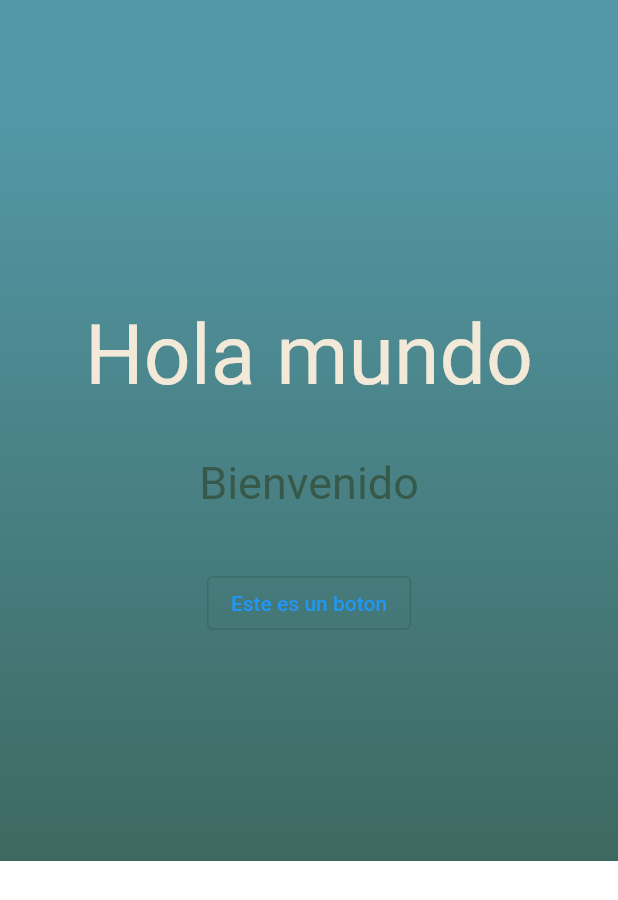
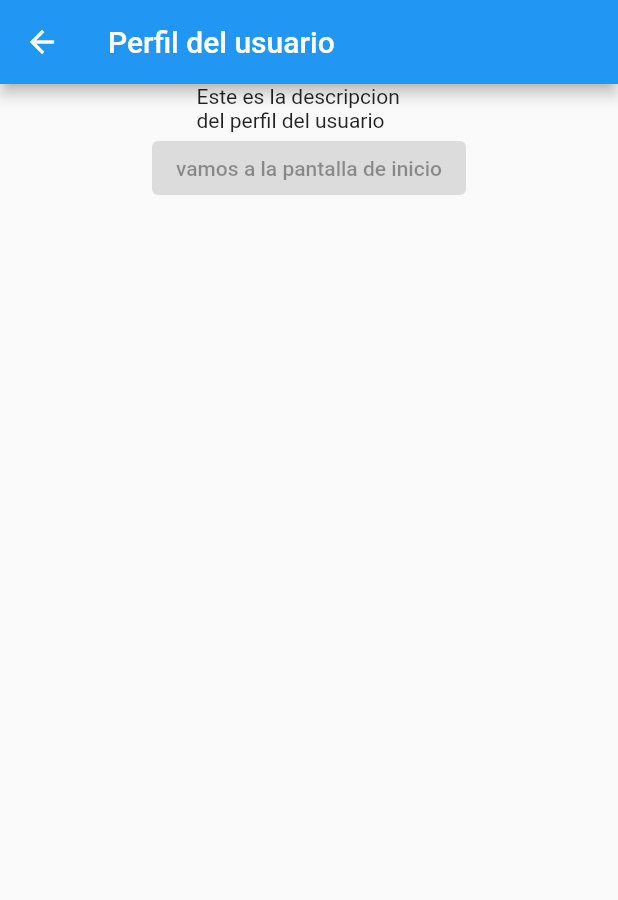
Before and after one commit to RafaelCampo-ME/flutter_test_app, a Flutter app: the screen it shows after launch, after a tap on "Este es un boton", on a phone screen of 412 x 824 dp. Shown: the top 900 px of the screen. Run offline on Flutter 3.47's test engine with Material 2 defaults, Android fonts, the phone set to English and light mode, and no system bars; missing offline and left inert: dart:html; Roboto replaces fonts that are missing (RobotoMono).

Commit message:
Cambios profile

```diff
--- a/flutter_application_1/lib/Header.dart
+++ b/flutter_application_1/lib/Header.dart
@@ -1,13 +1,19 @@
 import 'package:flutter/material.dart';
 import 'package:flutter_application_1/BackWheater.dart';
 import '/assets/ui_constants.dart';
+import 'profile.dart';
+
 
 class Header extends StatelessWidget{
+
+  static const routeName = "/Header";
   @override
   Widget build(BuildContext context){
     return  Scaffold(
       body:  Stack(
         children: [
+
+            AppBar(title: Text("El app bar"), backgroundColor: BackGreen,),
             BackWeather(),
             Container(
               alignment: Alignment.center,
@@ -20,7 +26,7 @@ class Header extends StatelessWidget{
               child: const Text("Bienvenido", style: const TextStyle(color: BackGreen, fontSize: 30.0, fontFamily: 'RobotoMono'),),
             ),
 
-            Container(alignment: Alignment.center, margin: EdgeInsets.only(bottom: 20.0), child: OutlinedButton(onPressed:() {}, child: const Text("Este es un boton"),
+            Container(alignment: Alignment.center, margin: EdgeInsets.only(bottom: 20.0), child: OutlinedButton(onPressed:() { Navigator.pushNamed(context, Profile.routeName);}, child: const Text("Este es un boton"),
             ) ,)
 
           ],
--- a/flutter_application_1/lib/main.dart
+++ b/flutter_application_1/lib/main.dart
@@ -1,4 +1,5 @@
 import 'package:flutter/material.dart';
+import 'package:flutter_application_1/profile.dart';
 import 'Header.dart';
 
 void main() {
@@ -12,20 +13,12 @@ class MyApp extends StatelessWidget {
   @override
   Widget build(BuildContext context) {
     return MaterialApp(
-      title: 'Flutter Demo',
-      theme: ThemeData(
-        // This is the theme of your application.
-        //
-        // Try running your application with "flutter run". You'll see the
-        // application has a blue toolbar. Then, without quitting the app, try
-        // changing the primarySwatch below to Colors.green and then invoke
-        // "hot reload" (press "r" in the console where you ran "flutter run",
-        // or simply save your changes to "hot reload" in a Flutter IDE).
-        // Notice that the counter didn't reset back to zero; the application
-        // is not restarted.
-        primarySwatch: Colors.blue,
-      ),
-      home: Header(),
+
+      routes: {
+        Header.routeName: (context) => Header(),
+        Profile.routeName: (context) => Profile(),
+      },
+      initialRoute: Header.routeName,
     );
   }
 }
--- /dev/null
+++ b/flutter_application_1/lib/profile.dart
@@ -0,0 +1,41 @@
+import 'dart:html';
+import 'package:flutter/material.dart';
+import 'package:flutter_application_1/BackWheater.dart';
+
+class Profile extends StatelessWidget {
+
+static const routeName = "/profile";
+
+  @override
+  Widget build(BuildContext context){
+    return Scaffold(
+      appBar: AppBar(title: Text("Perfil del usuario")),
+      body: Column(
+        children: [
+          BackWeather(),
+          ProfileHeader(),
+          ElevatedButton(
+                        onPressed: null /*Aun no hace nada*/ ,
+                        child: const Text('vamos a la pantalla de inicio')
+                        ),
+        ],
+      )
+
+
+    );
+  }
+
+}
+
+class ProfileHeader extends StatelessWidget{
+
+
+  @override
+  Widget build(BuildContext context){
+    return Stack(
+      children: [
+        SizedBox(child: Text("Este es la descripcion del perfil del usuario"), width: 150.0,)
+      ],
+    );
+  }
+}
```
